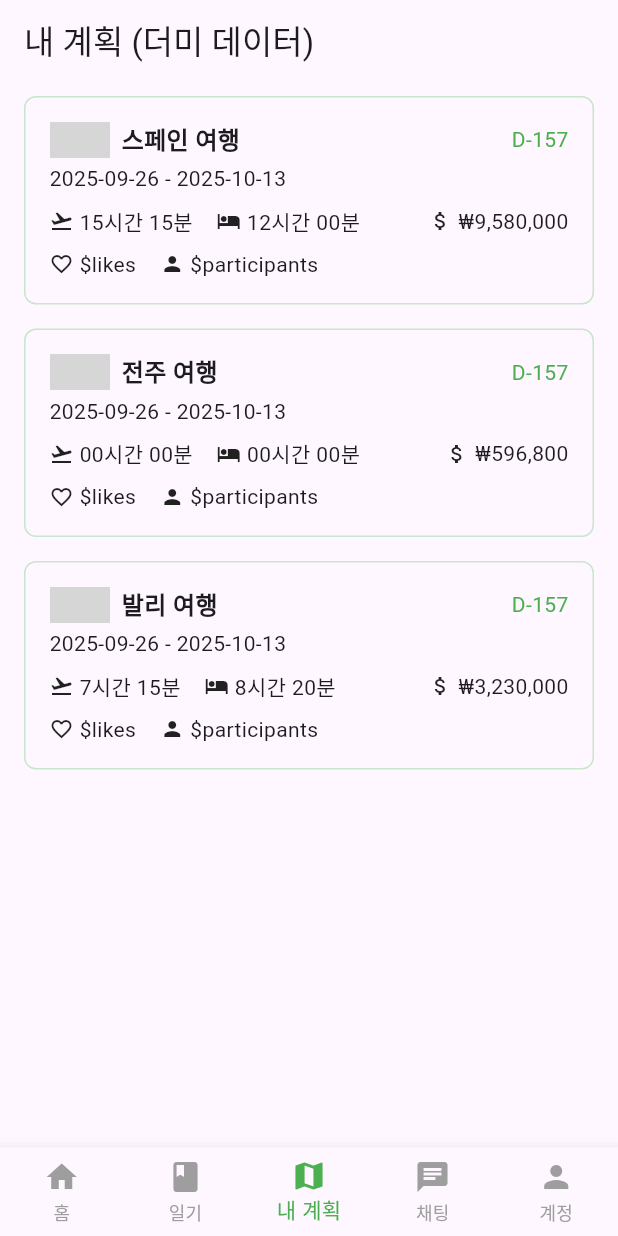
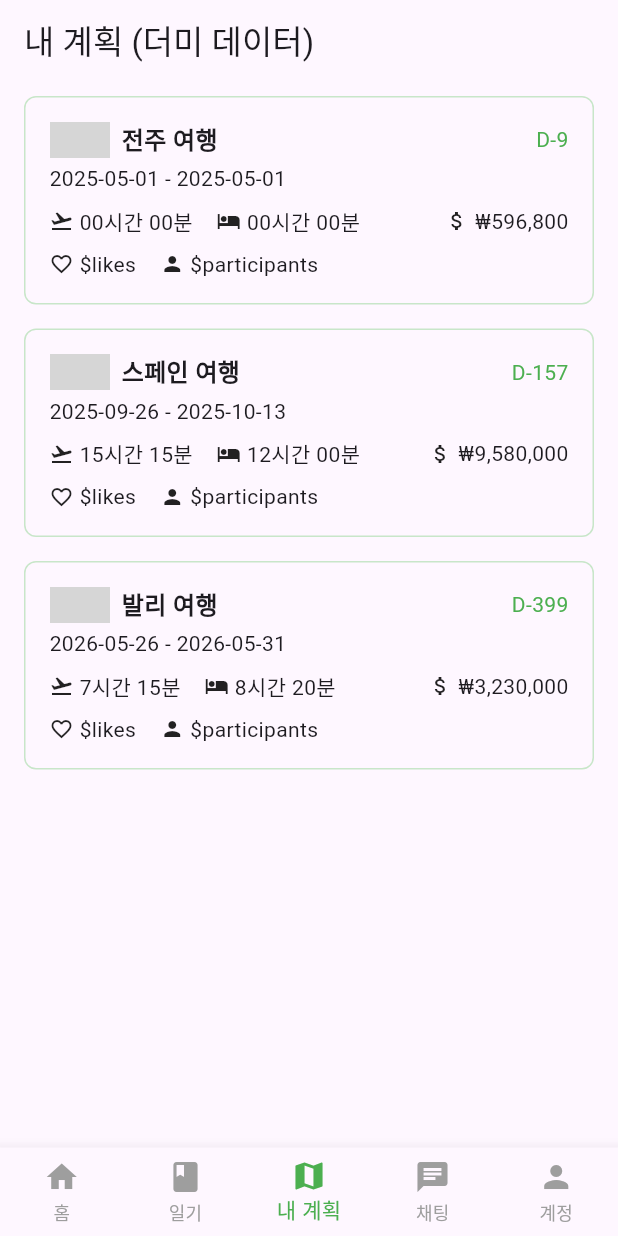
Before and after one commit to 9deok/earth-trip, a Flutter app: the screen it shows after launch, on a phone screen of 412 x 824 dp. Run offline on Flutter 3.47's test engine with Material 3 defaults, Android fonts, the light colour scheme and no system bars; grey boxes are pictures that could not be loaded.

Commit message:
chore: dummy data 날짜 수정

```diff
--- a/lib/features/plan/data/dummy_plan_data.dart
+++ b/lib/features/plan/data/dummy_plan_data.dart
@@ -2,6 +2,17 @@ import 'package:earth_trip/features/plan/domain/entities/plan_entity.dart';
 
 class DummyPlanRepository {
   static List<PlanEntity> fetchUpcomingPlans() => [
+    PlanEntity(
+      title: '전주 여행',
+      start: DateTime(2025, 5, 1),
+      end: DateTime(2025, 5, 1),
+      cost: 596800,
+      daysLeft: DateTime(2025, 5, 1).difference(DateTime.now()).inDays,
+      flightDuration: '00시간 00분',
+      stayDuration: '00시간 00분',
+      likes: 0,
+      participants: 2,
+    ),
     PlanEntity(
       title: '스페인 여행',
       start: DateTime(2025, 9, 26),
@@ -14,22 +25,11 @@ class DummyPlanRepository {
       participants: 2,
     ),
     PlanEntity(
-      title: '전주 여행',
-      start: DateTime(2025, 9, 26),
-      end: DateTime(2025, 10, 13),
-      cost: 596800,
-      daysLeft: DateTime(2025, 9, 26).difference(DateTime.now()).inDays,
-      flightDuration: '00시간 00분',
-      stayDuration: '00시간 00분',
-      likes: 0,
-      participants: 2,
-    ),
-    PlanEntity(
       title: '발리 여행',
-      start: DateTime(2025, 9, 26),
-      end: DateTime(2025, 10, 13),
+      start: DateTime(2026, 5, 26),
+      end: DateTime(2026, 5, 31),
       cost: 3230000,
-      daysLeft: DateTime(2025, 9, 26).difference(DateTime.now()).inDays,
+      daysLeft: DateTime(2026, 5, 26).difference(DateTime.now()).inDays,
       flightDuration: '7시간 15분',
       stayDuration: '8시간 20분',
       likes: 3,
```
